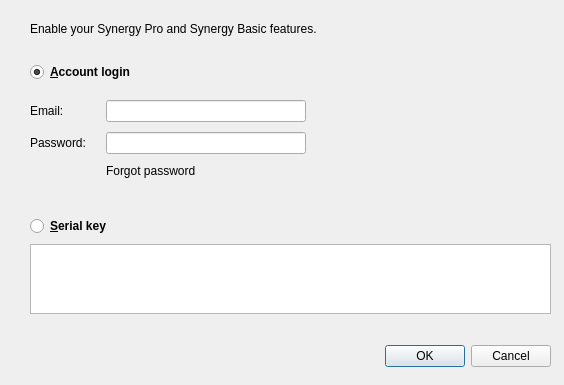
Above: src/gui/res/ActivationDialog.ui from deskflow/deskflow before the change. Below: the same form after it.
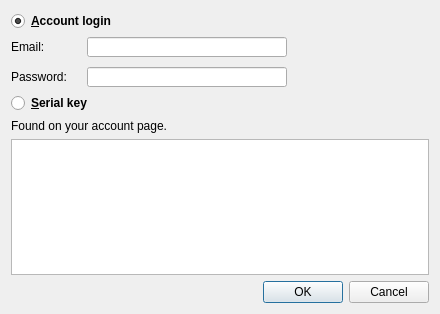
That is the form after the change.

Commit message: #5629 Simplify Activation dialog

Diff of the .ui file:
```diff
--- a/src/gui/res/ActivationDialog.ui
+++ b/src/gui/res/ActivationDialog.ui
@@ -6,48 +6,16 @@
    <rect>
     <x>0</x>
     <y>0</y>
-    <width>564</width>
-    <height>385</height>
+    <width>440</width>
+    <height>314</height>
    </rect>
   </property>
   <property name="windowTitle">
    <string>Dialog</string>
   </property>
-  <widget class="QDialogButtonBox" name="buttonBox">
-   <property name="geometry">
-    <rect>
-     <x>30</x>
-     <y>340</y>
-     <width>521</width>
-     <height>32</height>
-    </rect>
-   </property>
-   <property name="orientation">
-    <enum>Qt::Horizontal</enum>
-   </property>
-   <property name="standardButtons">
-    <set>QDialogButtonBox::Cancel|QDialogButtonBox::Ok</set>
-   </property>
-  </widget>
-  <widget class="QTextEdit" name="m_pTextEditSerialKey">
-   <property name="geometry">
-    <rect>
-     <x>30</x>
-     <y>244</y>
-     <width>521</width>
-     <height>70</height>
-    </rect>
-   </property>
-  </widget>
+  <layout class="QVBoxLayout" name="verticalLayout">
+   <item>
   <widget class="QRadioButton" name="m_pRadioButtonActivate">
-   <property name="geometry">
-    <rect>
-     <x>30</x>
-     <y>60</y>
-     <width>520</width>
-     <height>24</height>
-    </rect>
-   </property>
    <property name="font">
     <font>
      <weight>75</weight>
@@ -61,50 +29,8 @@
     <bool>true</bool>
    </property>
   </widget>
-  <widget class="QRadioButton" name="m_pRadioButtonSubscription">
-   <property name="geometry">
-    <rect>
-     <x>30</x>
-     <y>214</y>
-     <width>520</width>
-     <height>24</height>
-    </rect>
-   </property>
-   <property name="font">
-    <font>
-     <weight>75</weight>
-     <bold>true</bold>
-    </font>
-   </property>
-   <property name="text">
-    <string>&amp;Serial key</string>
-   </property>
-  </widget>
-  <widget class="QLabel" name="label_9">
-   <property name="geometry">
-    <rect>
-     <x>30</x>
-     <y>20</y>
-     <width>520</width>
-     <height>18</height>
-    </rect>
-   </property>
-   <property name="text">
-    <string>Enable your &lt;a href=&quot;http://symless.com/pricing?source=gui&quot;&gt;Synergy Pro&lt;/a&gt;  and Synergy Basic features.</string>
-   </property>
-   <property name="openExternalLinks">
-    <bool>true</bool>
-   </property>
-  </widget>
-  <widget class="QWidget" name="layoutWidget">
-   <property name="geometry">
-    <rect>
-     <x>30</x>
-     <y>100</y>
-     <width>285</width>
-     <height>92</height>
-    </rect>
-   </property>
+   </item>
+   <item>
    <layout class="QFormLayout" name="formLayout_2">
     <property name="fieldGrowthPolicy">
      <enum>QFormLayout::AllNonFixedFieldsGrow</enum>
@@ -141,35 +67,6 @@
       </property>
      </widget>
     </item>
-    <item row="1" column="1">
-     <widget class="QLineEdit" name="m_pLineEditPassword_2">
-      <property name="sizePolicy">
-       <sizepolicy hsizetype="Fixed" vsizetype="Fixed">
-        <horstretch>0</horstretch>
-        <verstretch>0</verstretch>
-       </sizepolicy>
-      </property>
-      <property name="minimumSize">
-       <size>
-        <width>200</width>
-        <height>20</height>
-       </size>
-      </property>
-      <property name="echoMode">
-       <enum>QLineEdit::Password</enum>
-      </property>
-     </widget>
-    </item>
-    <item row="2" column="1">
-     <widget class="QLabel" name="label_4">
-      <property name="text">
-       <string>&lt;a href=&quot;https://symless.com/account/reset/?source=gui&quot;&gt;Forgot password&lt;/a&gt;</string>
-      </property>
-      <property name="openExternalLinks">
-       <bool>true</bool>
-      </property>
-     </widget>
-    </item>
     <item row="1" column="0">
      <widget class="QLabel" name="label_3">
       <property name="text">
@@ -177,8 +74,72 @@
       </property>
      </widget>
     </item>
-   </layout>
-  </widget>
+     <item row="1" column="1">
+      <widget class="QLineEdit" name="m_pLineEditPassword">
+       <property name="sizePolicy">
+        <sizepolicy hsizetype="Fixed" vsizetype="Fixed">
+         <horstretch>0</horstretch>
+         <verstretch>0</verstretch>
+        </sizepolicy>
+       </property>
+       <property name="minimumSize">
+        <size>
+         <width>200</width>
+         <height>20</height>
+        </size>
+       </property>
+       <property name="echoMode">
+        <enum>QLineEdit::Password</enum>
+       </property>
+      </widget>
+     </item>
+    </layout>
+   </item>
+   <item>
+    <widget class="QRadioButton" name="m_pRadioButtonSubscription">
+     <property name="font">
+      <font>
+       <weight>75</weight>
+       <bold>true</bold>
+      </font>
+     </property>
+     <property name="text">
+      <string>&amp;Serial key</string>
+     </property>
+    </widget>
+   </item>
+   <item>
+    <widget class="QLabel" name="label_5">
+     <property name="text">
+      <string>Found on your &lt;a href=&quot;https://symless.com/account/?source=gui&quot;&gt;account&lt;/a&gt; page.</string>
+     </property>
+     <property name="openExternalLinks">
+      <bool>true</bool>
+     </property>
+    </widget>
+   </item>
+   <item>
+    <widget class="QTextEdit" name="m_pTextEditSerialKey">
+     <property name="html">
+      <string>&lt;!DOCTYPE HTML PUBLIC &quot;-//W3C//DTD HTML 4.0//EN&quot; &quot;http://www.w3.org/TR/REC-html40/strict.dtd&quot;&gt;
+&lt;html&gt;&lt;head&gt;&lt;meta name=&quot;qrichtext&quot; content=&quot;1&quot; /&gt;&lt;style type=&quot;text/css&quot;&gt;
+p, li { white-space: pre-wrap; }
+&lt;/style&gt;&lt;/head&gt;&lt;body style=&quot; font-family:'Sans'; font-size:10pt; font-weight:400; font-style:normal;&quot;&gt;
+&lt;p style=&quot;-qt-paragraph-type:empty; margin-top:0px; margin-bottom:0px; margin-left:0px; margin-right:0px; -qt-block-indent:0; text-indent:0px;&quot;&gt;&lt;br /&gt;&lt;/p&gt;&lt;/body&gt;&lt;/html&gt;</string>
+     </property>
+    </widget>
+   </item>
+   <item>
+    <widget class="QDialogButtonBox" name="buttonBox">
+     <property name="orientation">
+      <enum>Qt::Horizontal</enum>
+     </property>
+     <property name="standardButtons">
+      <set>QDialogButtonBox::Cancel|QDialogButtonBox::Ok</set>
+     </property>
+    </widget>
+   </item>
+  </layout>
  </widget>
  <resources/>
  <connections>
```
Left out of the diff: 4 changed lines with no effect on the pictures. Lines whose indentation alone changed are shown as unchanged.
